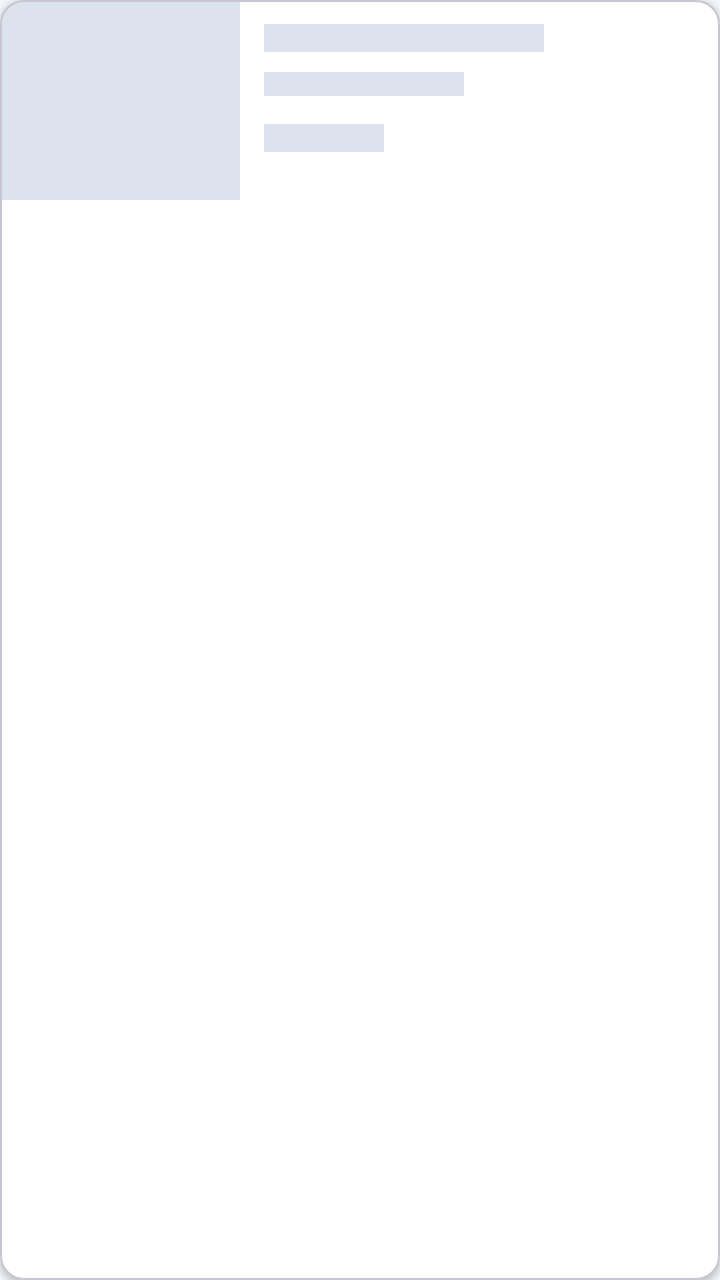
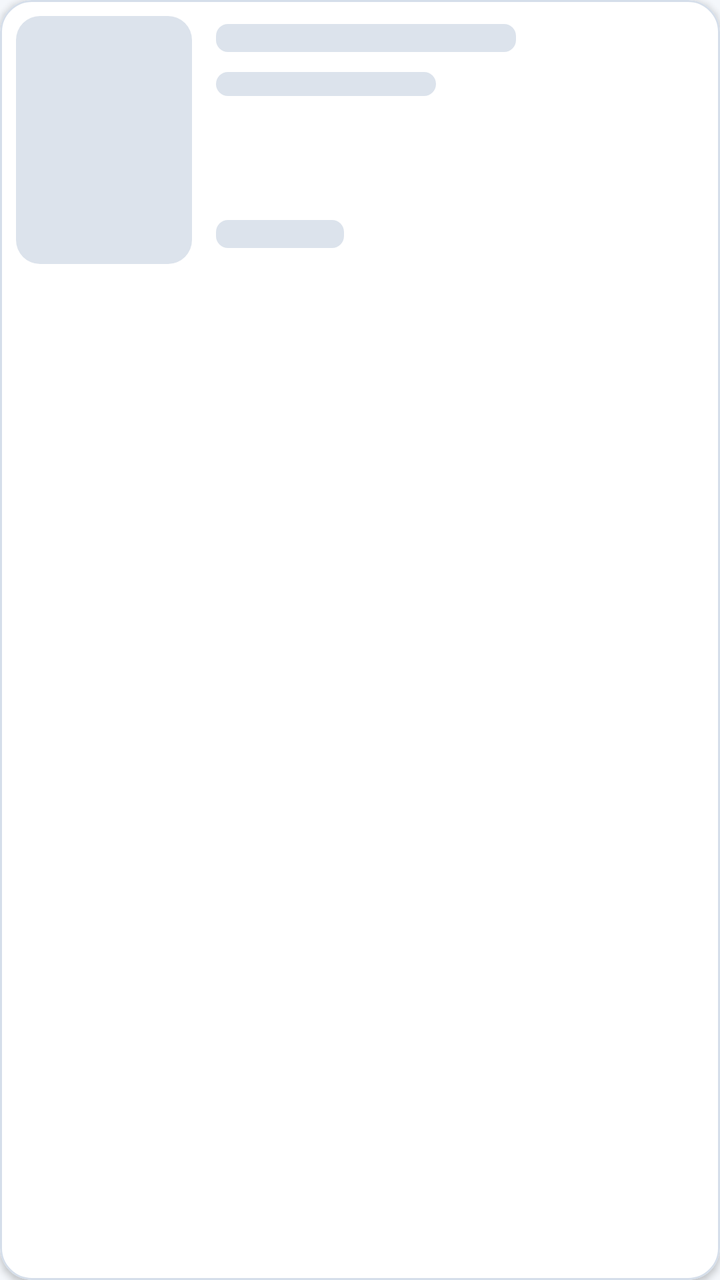

Screens rendered from an Android XML layout before and after an edit, with the pre-edit source and the edit as a unified diff.
<!-- AndroidManifest.xml: application theme Theme.Jokoa -->
<!-- res/layout/item_esqueleto.xml -->
<?xml version="1.0" encoding="utf-8"?>
<com.google.android.material.card.MaterialCardView xmlns:android="http://schemas.android.com/apk/res/android"
    xmlns:app="http://schemas.android.com/apk/res-auto"
    android:layout_width="match_parent"
    android:layout_height="wrap_content"
    android:layout_margin="8dp"
    app:cardBackgroundColor="@android:color/white"
    app:cardCornerRadius="12dp"
    app:cardElevation="2dp">

    <LinearLayout
        android:layout_width="match_parent"
        android:layout_height="100dp"
        android:orientation="horizontal">

        <View
            android:layout_width="120dp"
            android:layout_height="match_parent"
            android:background="@color/jokoa_gris" />

        <LinearLayout
            android:layout_width="0dp"
            android:layout_height="match_parent"
            android:layout_weight="1"
            android:orientation="vertical"
            android:padding="12dp">

            <View
                android:layout_width="140dp"
                android:layout_height="14dp"
                android:background="@color/jokoa_gris" />

            <View
                android:layout_width="100dp"
                android:layout_height="12dp"
                android:layout_marginTop="10dp"
                android:background="@color/jokoa_gris" />

            <View
                android:layout_width="60dp"
                android:layout_height="14dp"
                android:layout_marginTop="14dp"
                android:background="@color/jokoa_gris" />
        </LinearLayout>
    </LinearLayout>
</com.google.android.material.card.MaterialCardView>
<!-- resources referenced by this layout -->
<resources>
  <style name="Base.Theme.Jokoa" parent="Theme.Material3.Light.NoActionBar">
          <item name="colorPrimary">@color/jokoa_azul</item>
          <item name="colorOnPrimary">@android:color/white</item>
          <item name="colorSecondary">@color/jokoa_coral_oscuro</item>
          <item name="colorOnSecondary">@android:color/white</item>
          <item name="colorSecondaryContainer">@color/jokoa_azul_claro</item>
          <item name="colorOnSecondaryContainer">@color/jokoa_azul</item>
          <item name="android:windowBackground">@color/jokoa_fondo</item>
          <item name="android:textColorPrimary">@color/jokoa_texto</item>
      </style>
  <!-- unchanged entries left out for length: 7 -->
</resources>

<!-- the commit's change to res/layout/item_esqueleto.xml (unified diff, before → after) -->
@@ -1,46 +1,49 @@
 <?xml version="1.0" encoding="utf-8"?>
-<com.google.android.material.card.MaterialCardView xmlns:android="http://schemas.android.com/apk/res/android"
-    xmlns:app="http://schemas.android.com/apk/res-auto"
+<com.google.android.material.card.MaterialCardView xmlns:android="http://schemas.android.com/apk/res/android" xmlns:app="http://schemas.android.com/apk/res-auto" xmlns:tools="http://schemas.android.com/tools"
     android:layout_width="match_parent"
     android:layout_height="wrap_content"
-    android:layout_margin="8dp"
-    app:cardBackgroundColor="@android:color/white"
-    app:cardCornerRadius="12dp"
-    app:cardElevation="2dp">
+    android:layout_marginBottom="12dp">
 
     <LinearLayout
         android:layout_width="match_parent"
-        android:layout_height="100dp"
-        android:orientation="horizontal">
+        android:layout_height="wrap_content"
+        android:orientation="horizontal"
+        android:padding="8dp">
 
         <View
-            android:layout_width="120dp"
-            android:layout_height="match_parent"
-            android:background="@color/jokoa_gris" />
+            android:layout_width="88dp"
+            android:layout_height="124dp"
+            android:background="@drawable/bg_gris_portada" />
 
         <LinearLayout
             android:layout_width="0dp"
-            android:layout_height="match_parent"
+            android:layout_height="124dp"
+            android:layout_marginStart="12dp"
             android:layout_weight="1"
-            android:orientation="vertical"
-            android:padding="12dp">
+            android:orientation="vertical">
 
             <View
-                android:layout_width="140dp"
+                android:layout_width="150dp"
                 android:layout_height="14dp"
-                android:background="@color/jokoa_gris" />
+                android:layout_marginTop="4dp"
+                android:background="@drawable/bg_gris_barra" />
 
             <View
-                android:layout_width="100dp"
+                android:layout_width="110dp"
                 android:layout_height="12dp"
                 android:layout_marginTop="10dp"
-                android:background="@color/jokoa_gris" />
+                android:background="@drawable/bg_gris_barra" />
 
             <View
-                android:layout_width="60dp"
+                android:layout_width="0dp"
+                android:layout_height="0dp"
+                android:layout_weight="1" />
+
+            <View
+                android:layout_width="64dp"
                 android:layout_height="14dp"
-                android:layout_marginTop="14dp"
-                android:background="@color/jokoa_gris" />
+                android:layout_marginBottom="8dp"
+                android:background="@drawable/bg_gris_barra" />
         </LinearLayout>
     </LinearLayout>
 </com.google.android.material.card.MaterialCardView>
<!-- resource entries referenced after the edit -->
@@ -1,14 +1,161 @@
 <!-- resources referenced by this layout -->
 <resources>
+  <!-- drawable bg_gris_barra (drawable) -->
+  <?xml version="1.0" encoding="utf-8"?>
+  <shape xmlns:android="http://schemas.android.com/apk/res/android" android:shape="rectangle">
+      <solid android:color="@color/jokoa_gris" />
+      <corners android:radius="6dp" />
+  </shape>
+  <!-- drawable bg_gris_portada (drawable) -->
+  <?xml version="1.0" encoding="utf-8"?>
+  <shape xmlns:android="http://schemas.android.com/apk/res/android" android:shape="rectangle">
+      <solid android:color="@color/jokoa_gris" />
+      <corners android:radius="12dp" />
+  </shape>
   <style name="Base.Theme.Jokoa" parent="Theme.Material3.Light.NoActionBar">
           <item name="colorPrimary">@color/jokoa_azul</item>
           <item name="colorOnPrimary">@android:color/white</item>
+          <item name="colorPrimaryContainer">@color/jokoa_azul_claro</item>
+          <item name="colorOnPrimaryContainer">@color/jokoa_azul_noche</item>
           <item name="colorSecondary">@color/jokoa_coral_oscuro</item>
           <item name="colorOnSecondary">@android:color/white</item>
           <item name="colorSecondaryContainer">@color/jokoa_azul_claro</item>
-          <item name="colorOnSecondaryContainer">@color/jokoa_azul</item>
+          <item name="colorOnSecondaryContainer">@color/jokoa_azul_noche</item>
+          <item name="colorTertiaryContainer">@color/jokoa_coral_tenue</item>
+          <item name="colorOnTertiaryContainer">@color/jokoa_coral_oscuro</item>
+          <item name="colorSurface">@color/jokoa_superficie</item>
+          <item name="colorOnSurface">@color/jokoa_texto</item>
+          <item name="colorOnSurfaceVariant">@color/jokoa_texto_2</item>
+          <item name="colorOutline">@color/jokoa_borde_campo</item>
+          <item name="colorOutlineVariant">@color/jokoa_borde</item>
+          <item name="colorError">@color/jokoa_coral_oscuro</item>
+          <item name="android:colorBackground">@color/jokoa_fondo</item>
           <item name="android:windowBackground">@color/jokoa_fondo</item>
           <item name="android:textColorPrimary">@color/jokoa_texto</item>
+          <item name="android:textColorSecondary">@color/jokoa_texto_2</item>
+          
+          <item name="elevationOverlayEnabled">false</item>
+  
+  
+          <item name="materialButtonStyle">@style/Widget.Jokoa.Button</item>
+          <item name="materialCardViewStyle">@style/Widget.Jokoa.Card</item>
+          <item name="textInputStyle">@style/Widget.Jokoa.TextInput</item>
+          <item name="bottomNavigationStyle">@style/Widget.Jokoa.BottomNav</item>
+          <item name="tabStyle">@style/Widget.Jokoa.Tabs</item>
+          <item name="materialAlertDialogTheme">@style/ThemeOverlay.Jokoa.Dialogo</item>
+      </style>
+  <color name="jokoa_azul_noche">#0F3F6E</color>
+  <color name="jokoa_coral_tenue">#FDEEE8</color>
+  <color name="jokoa_superficie">#FFFFFF</color>
+  <color name="jokoa_texto_2">#5B6B82</color>
+  <color name="jokoa_borde_campo">#6F7F96</color>
+  <color name="jokoa_borde">#D5DEEA</color>
+  <style name="Widget.Jokoa.Button" parent="Widget.Material3.Button">
+          <item name="android:minHeight">56dp</item>
+          <item name="android:textSize">16sp</item>
+          <item name="android:textStyle">bold</item>
+          <item name="android:textAllCaps">false</item>
+          <item name="android:letterSpacing">0</item>
+          <item name="android:textColor">@color/boton_texto</item>
+          <item name="android:stateListAnimator">@animator/boton_pulsar</item>
+          <item name="backgroundTint">@color/boton_azul_fondo</item>
+          <item name="cornerRadius">14dp</item>
+          <item name="iconTint">@color/boton_texto</item>
+          <item name="iconGravity">textStart</item>
+          <item name="iconPadding">8dp</item>
+      </style>
+  <style name="Widget.Jokoa.Card" parent="Widget.Material3.CardView.Outlined">
+          <item name="cardBackgroundColor">@color/jokoa_superficie</item>
+          <item name="cardCornerRadius">16dp</item>
+          <item name="cardElevation">2dp</item>
+          <item name="strokeColor">@color/jokoa_borde</item>
+          <item name="strokeWidth">1dp</item>
+      </style>
+  <style name="Widget.Jokoa.TextInput" parent="Widget.Material3.TextInputLayout.OutlinedBox">
+          <item name="boxCornerRadiusTopStart">12dp</item>
+          <item name="boxCornerRadiusTopEnd">12dp</item>
+          <item name="boxCornerRadiusBottomStart">12dp</item>
+          <item name="boxCornerRadiusBottomEnd">12dp</item>
+          <item name="boxStrokeColor">@color/campo_borde</item>
+          <item name="boxStrokeErrorColor">@color/jokoa_coral_oscuro</item>
+          <item name="boxStrokeWidth">1dp</item>
+          <item name="boxStrokeWidthFocused">2dp</item>
+          <item name="hintTextColor">@color/campo_borde</item>
+          <item name="android:textColorHint">@color/jokoa_texto_2</item>
+          <item name="errorTextColor">@color/jokoa_coral_oscuro</item>
+          <item name="errorIconTint">@color/jokoa_coral_oscuro</item>
+          <item name="endIconTint">@color/jokoa_texto_2</item>
+      </style>
+  <style name="Widget.Jokoa.BottomNav" parent="Widget.Material3.BottomNavigationView">
+          <item name="backgroundTint">@color/jokoa_superficie</item>
+          <item name="itemIconTint">@color/nav_item</item>
+          <item name="itemTextColor">@color/nav_item</item>
+          <item name="itemActiveIndicatorStyle">@style/Widget.Jokoa.BottomNav.Indicador</item>
+          <item name="itemTextAppearanceActive">@style/TextoNavActivo</item>
+          <item name="itemTextAppearanceInactive">@style/TextoNav</item>
+          <item name="labelVisibilityMode">labeled</item>
+          <item name="elevation">0dp</item>
+      </style>
+  <style name="Widget.Jokoa.Tabs" parent="Widget.Material3.TabLayout">
+          <item name="tabIndicatorColor">@color/jokoa_coral</item>
+          <item name="tabIndicatorHeight">3dp</item>
+          <item name="tabSelectedTextColor">@color/jokoa_azul</item>
+          <item name="tabTextColor">@color/jokoa_texto_2</item>
+          <item name="tabTextAppearance">@style/TextoPestana</item>
+          <item name="tabMinWidth">0dp</item>
+          <item name="android:minHeight">48dp</item>
+      </style>
+  <style name="ThemeOverlay.Jokoa.Dialogo" parent="ThemeOverlay.Material3.MaterialAlertDialog">
+          <item name="alertDialogStyle">@style/MaterialAlertDialog.Jokoa</item>
+          <item name="materialAlertDialogTitleTextStyle">@style/MaterialAlertDialog.Jokoa.Titulo</item>
+          <item name="buttonBarPositiveButtonStyle">@style/Widget.Jokoa.Button.CompactoAzul</item>
+          <item name="buttonBarNegativeButtonStyle">@style/Widget.Jokoa.Button.Texto</item>
+          <item name="buttonBarNeutralButtonStyle">@style/Widget.Jokoa.Button.Texto</item>
+          <item name="android:backgroundDimAmount">0.55</item>
+          <item name="android:windowAnimationStyle">@style/Animacion.Jokoa.Dialogo</item>
+      </style>
+  <style name="Widget.Jokoa.BottomNav.Indicador" parent="Widget.Material3.BottomNavigationView.ActiveIndicator">
+          <item name="android:color">@color/jokoa_azul_claro</item>
+      </style>
+  <style name="TextoNavActivo" parent="TextoNav">
+          <item name="android:textColor">@color/jokoa_azul_noche</item>
+      </style>
+  <style name="TextoNav" parent="TextAppearance.Material3.LabelMedium">
+          <item name="android:textSize">12sp</item>
+          <item name="android:textStyle">bold</item>
+      </style>
+  <color name="jokoa_coral">#D85A30</color>
+  <style name="TextoPestana" parent="TextAppearance.Material3.TitleSmall">
+          <item name="android:textSize">16sp</item>
+          <item name="android:textStyle">bold</item>
+          <item name="textAllCaps">false</item>
+      </style>
+  <style name="MaterialAlertDialog.Jokoa" parent="MaterialAlertDialog.Material3">
+          <item name="shapeAppearance">@style/ShapeAppearance.Jokoa.Dialogo</item>
+          <item name="backgroundTint">@color/jokoa_superficie</item>
+      </style>
+  <style name="MaterialAlertDialog.Jokoa.Titulo" parent="MaterialAlertDialog.Material3.Title.Text">
+          <item name="android:textSize">20sp</item>
+          <item name="android:textStyle">normal</item>
+          <item name="android:textColor">@color/jokoa_texto</item>
+      </style>
+  <style name="Widget.Jokoa.Button.CompactoAzul">
+          <item name="android:minHeight">48dp</item>
+          <item name="android:textSize">15sp</item>
+      </style>
+  <style name="Widget.Jokoa.Button.Texto" parent="Widget.Material3.Button.TextButton">
+          <item name="android:minHeight">48dp</item>
+          <item name="android:textSize">16sp</item>
+          <item name="android:textStyle">bold</item>
+          <item name="android:textAllCaps">false</item>
+          <item name="android:textColor">@color/jokoa_azul</item>
+      </style>
+  <style name="Animacion.Jokoa.Dialogo" parent="@android:style/Animation.Dialog">
+          <item name="android:windowEnterAnimation">@anim/dialogo_entra</item>
+          <item name="android:windowExitAnimation">@anim/dialogo_sale</item>
+      </style>
+  <style name="ShapeAppearance.Jokoa.Dialogo" parent="ShapeAppearance.Material3.Corner.ExtraLarge">
+          <item name="cornerSize">16dp</item>
       </style>
   <!-- unchanged entries left out for length: 7 -->
 </resources>
